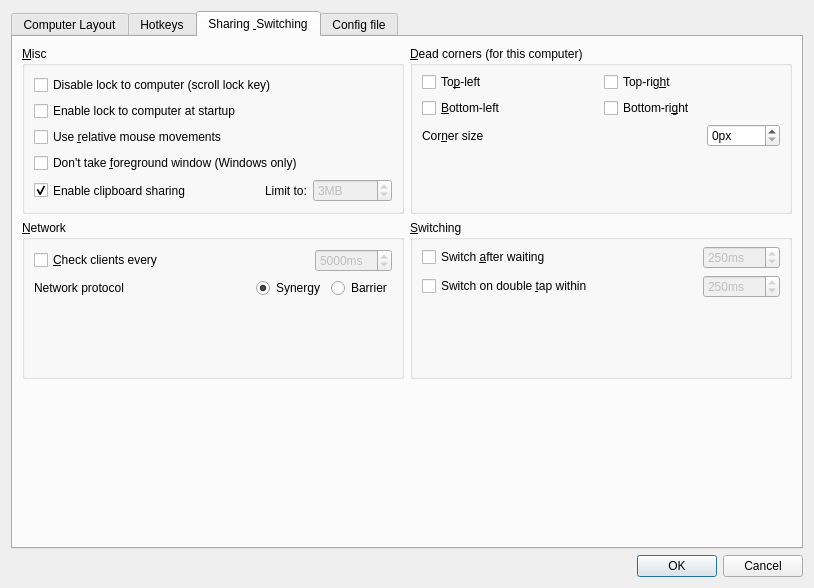
Qt form src/lib/gui/dialogs/ServerConfigDialog.ui (Tupig/TupigSynergy) before a commit.
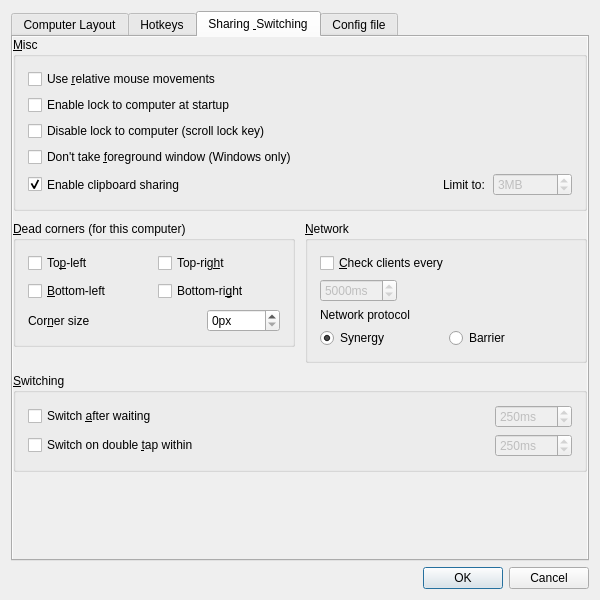
The same form after that commit. The open tabs and pages were chosen to show the change. Icons and pictures are not drawn. Custom widgets are drawn as their Qt base class.

```diff
--- a/src/lib/gui/dialogs/ServerConfigDialog.ui
+++ b/src/lib/gui/dialogs/ServerConfigDialog.ui
@@ -6,8 +6,8 @@
    <rect>
     <x>0</x>
     <y>0</y>
-    <width>814</width>
-    <height>588</height>
+    <width>600</width>
+    <height>600</height>
    </rect>
   </property>
   <property name="minimumSize">
@@ -307,116 +307,51 @@
       <attribute name="title">
        <string>Sharing &amp; Switching</string>
       </attribute>
-      <layout class="QGridLayout" name="m_pGridCorners">
-       <item row="0" column="1">
-        <widget class="QGroupBox" name="groupCorners">
-         <property name="font">
-          <font>
-           <kerning>true</kerning>
-          </font>
-         </property>
-         <property name="title">
-          <string>&amp;Dead corners (for this computer)</string>
-         </property>
-         <property name="checked">
-          <bool>false</bool>
-         </property>
-         <layout class="QVBoxLayout" name="verticalLayout_6">
+      <layout class="QVBoxLayout" name="advancedPageLayout">
+       <property name="leftMargin">
+        <number>0</number>
+       </property>
           <property name="topMargin">
-           <number>6</number>
-          </property>
-          <item>
-           <layout class="QGridLayout" name="m_pLayoutCorners">
-            <item row="1" column="0">
-             <widget class="QCheckBox" name="cbCornerBottomLeft">
-              <property name="text">
-               <string>&amp;Bottom-left</string>
-              </property>
-             </widget>
-            </item>
-            <item row="0" column="0">
-             <widget class="QCheckBox" name="cbCornerTopLeft">
-              <property name="text">
-               <string>To&amp;p-left</string>
-              </property>
-             </widget>
-            </item>
-            <item row="1" column="1">
-             <widget class="QCheckBox" name="cbCornerBottomRight">
-              <property name="text">
-               <string>Bottom-ri&amp;ght</string>
-              </property>
-             </widget>
-            </item>
-            <item row="0" column="1">
-             <widget class="QCheckBox" name="cbCornerTopRight">
-              <property name="text">
-               <string>Top-rig&amp;ht</string>
-              </property>
-             </widget>
-            </item>
-           </layout>
-          </item>
+        <number>0</number>
+       </property>
+       <property name="rightMargin">
+        <number>0</number>
+       </property>
+       <property name="bottomMargin">
+        <number>0</number>
+       </property>
+       <property name="spacing">
+        <number>8</number>
+       </property>
           <item>
-           <layout class="QHBoxLayout" name="m_pLayoutCornerSize">
-            <item>
-             <widget class="QLabel" name="label">
-              <property name="text">
-               <string>Cor&amp;ner size</string>
-              </property>
-              <property name="buddy">
-               <cstring>sbSwitchCornerSize</cstring>
-              </property>
-             </widget>
-            </item>
-            <item>
-             <spacer name="horizontalSpacer_7">
-              <property name="orientation">
-               <enum>Qt::Orientation::Horizontal</enum>
-              </property>
-              <property name="sizeHint" stdset="0">
-               <size>
-                <width>40</width>
-                <height>20</height>
-               </size>
-              </property>
-             </spacer>
-            </item>
-            <item>
-             <widget class="QSpinBox" name="sbSwitchCornerSize">
-              <property name="sizePolicy">
-               <sizepolicy hsizetype="Maximum" vsizetype="Fixed">
-                <horstretch>0</horstretch>
-                <verstretch>0</verstretch>
-               </sizepolicy>
-              </property>
-              <property name="suffix">
-               <string>px</string>
-              </property>
-              <property name="maximum">
-               <number>30000</number>
-              </property>
-             </widget>
-            </item>
-           </layout>
-          </item>
-          <item>
-           <spacer name="verticalSpacer_7">
-            <property name="orientation">
-             <enum>Qt::Orientation::Vertical</enum>
-            </property>
-            <property name="sizeHint" stdset="0">
-             <size>
-              <width>20</width>
-              <height>0</height>
-             </size>
-            </property>
-           </spacer>
-          </item>
-         </layout>
-        </widget>
-       </item>
-       <item row="0" column="0">
+        <widget class="QScrollArea" name="sharingScrollArea">
+         <property name="widgetResizable">
+          <bool>true</bool>
+         </property>
+         <property name="frameShape">
+          <enum>QFrame::Shape::NoFrame</enum>
+         </property>
+         <property name="horizontalScrollBarPolicy">
+          <enum>Qt::ScrollBarPolicy::ScrollBarAlwaysOff</enum>
+         </property>
+         <widget class="QWidget" name="sharingScrollContents">
+          <layout class="QGridLayout" name="m_pGridCorners" columnstretch="1,1" rowstretch="0,0,0,1">
+           <property name="leftMargin">
+            <number>0</number>
+           </property>
+           <property name="topMargin">
+            <number>0</number>
+           </property>
+           <property name="rightMargin">
+            <number>0</number>
+           </property>
+           <property name="bottomMargin">
+            <number>0</number>
+           </property>
+           <property name="spacing">
+            <number>10</number>
+           </property>
+           <item row="0" column="0" colspan="2">
         <widget class="QGroupBox" name="groupMisc">
          <property name="font">
           <font>
@@ -426,21 +361,28 @@
          <property name="title">
           <string>&amp;Misc</string>
          </property>
+             <property name="sizePolicy">
+              <sizepolicy hsizetype="Preferred" vsizetype="Maximum">
+               <horstretch>0</horstretch>
+               <verstretch>0</verstretch>
+              </sizepolicy>
+             </property>
          <layout class="QVBoxLayout" name="verticalLayout_4">
-          <item>
-           <widget class="QCheckBox" name="cbDisableLockToScreen">
-            <property name="text">
-             <string>Disable lock to computer (scroll lock key)</string>
-            </property>
-           </widget>
-          </item>
-          <item>
-           <widget class="QCheckBox" name="cbDefaultLockToScreenState">
-            <property name="text">
-             <string>Enable lock to computer at startup</string>
-            </property>
-           </widget>
-          </item>
+              <property name="leftMargin">
+               <number>12</number>
+              </property>
+              <property name="topMargin">
+               <number>12</number>
+              </property>
+              <property name="rightMargin">
+               <number>12</number>
+              </property>
+              <property name="bottomMargin">
+               <number>12</number>
+              </property>
+              <property name="spacing">
+               <number>6</number>
+              </property>
           <item>
            <widget class="QCheckBox" name="cbRelativeMouseMoves">
             <property name="enabled">
@@ -451,6 +393,20 @@
             </property>
            </widget>
           </item>
+              <item>
+               <widget class="QCheckBox" name="cbDefaultLockToScreenState">
+                <property name="text">
+                 <string>Enable lock to computer at startup</string>
+                </property>
+               </widget>
+              </item>
+              <item>
+               <widget class="QCheckBox" name="cbDisableLockToScreen">
+                <property name="text">
+                 <string>Disable lock to computer (scroll lock key)</string>
+                </property>
+               </widget>
+              </item>
           <item>
            <widget class="QCheckBox" name="cbWin32KeepForeground">
             <property name="enabled">
@@ -462,7 +418,22 @@
            </widget>
           </item>
           <item>
-           <layout class="QHBoxLayout" name="layoutClipboard">
+               <layout class="QHBoxLayout" name="layoutClipboard" stretch="1,0,0">
+                <property name="leftMargin">
+                 <number>0</number>
+                </property>
+                <property name="topMargin">
+                 <number>0</number>
+                </property>
+                <property name="rightMargin">
+                 <number>0</number>
+                </property>
+                <property name="bottomMargin">
+                 <number>0</number>
+                </property>
+                <property name="spacing">
+                 <number>8</number>
+                </property>
             <item>
              <widget class="QCheckBox" name="cbEnableClipboard">
               <property name="sizePolicy">
@@ -479,19 +450,6 @@
               </property>
              </widget>
             </item>
-            <item>
-             <spacer name="horizontalSpacer">
-              <property name="orientation">
-               <enum>Qt::Orientation::Horizontal</enum>
-              </property>
-              <property name="sizeHint" stdset="0">
-               <size>
-                <width>40</width>
-                <height>20</height>
-               </size>
-              </property>
-             </spacer>
-            </item>
             <item>
              <widget class="QLabel" name="label_7">
               <property name="text">
@@ -523,37 +481,167 @@
             </item>
            </layout>
           </item>
-          <item>
-           <spacer name="verticalSpacer_6">
-            <property name="orientation">
-             <enum>Qt::Orientation::Vertical</enum>
-            </property>
-            <property name="sizeHint" stdset="0">
-             <size>
-              <width>20</width>
-              <height>0</height>
-             </size>
-            </property>
-           </spacer>
-          </item>
-         </layout>
+             </layout>
+            </widget>
+           </item>
+           <item row="1" column="0" alignment="Qt::AlignTop">
+            <widget class="QGroupBox" name="groupCorners">
+             <property name="font">
+              <font>
+               <kerning>true</kerning>
+              </font>
+             </property>
+             <property name="title">
+              <string>&amp;Dead corners (for this computer)</string>
+             </property>
+             <property name="checked">
+              <bool>false</bool>
+             </property>
+             <property name="sizePolicy">
+              <sizepolicy hsizetype="Preferred" vsizetype="Maximum">
+               <horstretch>0</horstretch>
+               <verstretch>0</verstretch>
+              </sizepolicy>
+             </property>
+             <layout class="QVBoxLayout" name="verticalLayout_6">
+              <property name="leftMargin">
+               <number>12</number>
+              </property>
+              <property name="topMargin">
+               <number>12</number>
+              </property>
+              <property name="rightMargin">
+               <number>12</number>
+              </property>
+              <property name="bottomMargin">
+               <number>12</number>
+              </property>
+              <property name="spacing">
+               <number>8</number>
+              </property>
+              <item>
+               <layout class="QGridLayout" name="m_pLayoutCorners">
+                <property name="leftMargin">
+                 <number>0</number>
+                </property>
+                <property name="topMargin">
+                 <number>0</number>
+                </property>
+                <property name="rightMargin">
+                 <number>0</number>
+                </property>
+                <property name="bottomMargin">
+                 <number>0</number>
+                </property>
+                <property name="spacing">
+                 <number>8</number>
+                </property>
+                <item row="0" column="0">
+                 <widget class="QCheckBox" name="cbCornerTopLeft">
+                  <property name="text">
+                   <string>To&amp;p-left</string>
+                  </property>
+                 </widget>
+                </item>
+                <item row="0" column="1">
+                 <widget class="QCheckBox" name="cbCornerTopRight">
+                  <property name="text">
+                   <string>Top-rig&amp;ht</string>
+                  </property>
         </widget>
        </item>
        <item row="1" column="0">
+                 <widget class="QCheckBox" name="cbCornerBottomLeft">
+                  <property name="text">
+                   <string>&amp;Bottom-left</string>
+                  </property>
+                 </widget>
+                </item>
+                <item row="1" column="1">
+                 <widget class="QCheckBox" name="cbCornerBottomRight">
+                  <property name="text">
+                   <string>Bottom-ri&amp;ght</string>
+                  </property>
+                 </widget>
+                </item>
+               </layout>
+              </item>
+              <item>
+               <layout class="QHBoxLayout" name="m_pLayoutCornerSize" stretch="1,0">
+                <property name="leftMargin">
+                 <number>0</number>
+                </property>
+                <property name="topMargin">
+                 <number>0</number>
+                </property>
+                <property name="rightMargin">
+                 <number>0</number>
+                </property>
+                <property name="bottomMargin">
+                 <number>0</number>
+                </property>
+                <property name="spacing">
+                 <number>8</number>
+                </property>
+                <item>
+                 <widget class="QLabel" name="label">
+                  <property name="text">
+                   <string>Cor&amp;ner size</string>
+                  </property>
+                  <property name="buddy">
+                   <cstring>sbSwitchCornerSize</cstring>
+                  </property>
+                 </widget>
+                </item>
+                <item>
+                 <widget class="QSpinBox" name="sbSwitchCornerSize">
+                  <property name="sizePolicy">
+                   <sizepolicy hsizetype="Maximum" vsizetype="Fixed">
+                    <horstretch>0</horstretch>
+                    <verstretch>0</verstretch>
+                   </sizepolicy>
+                  </property>
+                  <property name="suffix">
+                   <string>px</string>
+                  </property>
+                  <property name="maximum">
+                   <number>30000</number>
+                  </property>
+                 </widget>
+                </item>
+               </layout>
+              </item>
+             </layout>
+            </widget>
+           </item>
+           <item row="1" column="1" alignment="Qt::AlignTop">
         <widget class="QGroupBox" name="groupNetwork">
          <property name="title">
           <string>&amp;Network</string>
          </property>
-         <layout class="QVBoxLayout" name="verticalLayout_5">
-          <item>
-           <layout class="QHBoxLayout" name="_4">
-            <property name="spacing">
-             <number>9</number>
-            </property>
+             <property name="sizePolicy">
+              <sizepolicy hsizetype="Preferred" vsizetype="Maximum">
+               <horstretch>0</horstretch>
+               <verstretch>0</verstretch>
+              </sizepolicy>
+             </property>
+             <layout class="QGridLayout" name="verticalLayout_5">
             <property name="leftMargin">
-             <number>0</number>
-            </property>
-            <item>
+               <number>12</number>
+              </property>
+              <property name="topMargin">
+               <number>12</number>
+              </property>
+              <property name="rightMargin">
+               <number>12</number>
+              </property>
+              <property name="bottomMargin">
+               <number>12</number>
+              </property>
+              <property name="spacing">
+               <number>6</number>
+              </property>
+              <item row="0" column="0" colspan="2">
              <widget class="QCheckBox" name="cbHeartbeat">
               <property name="enabled">
                <bool>true</bool>
@@ -566,20 +654,7 @@
               </property>
              </widget>
             </item>
-            <item>
-             <spacer name="spacerNetwork">
-              <property name="orientation">
-               <enum>Qt::Orientation::Horizontal</enum>
-              </property>
-              <property name="sizeHint" stdset="0">
-               <size>
-                <width>40</width>
-                <height>20</height>
-               </size>
-              </property>
-             </spacer>
-            </item>
-            <item>
+              <item row="1" column="0" colspan="2">
              <widget class="QSpinBox" name="sbHeartbeat">
               <property name="enabled">
                <bool>false</bool>
@@ -607,11 +682,7 @@
               </property>
              </widget>
             </item>
-           </layout>
-          </item>
-          <item>
-           <layout class="QHBoxLayout" name="horizontalLayout_5">
-            <item>
+              <item row="2" column="0" colspan="2">
              <widget class="QLabel" name="labelProtocol">
               <property name="whatsThis">
                <string>&lt;html&gt;&lt;head/&gt;&lt;body&gt;&lt;p&gt;Enables compatibility with programs that use either the Synergy or Barrier protocols:&lt;/p&gt;&lt;ul style=&quot;margin-top: 0px; margin-bottom: 0px; margin-left: 0px; margin-right: 0px; -qt-list-indent: 1;&quot;&gt;&lt;li style=&quot; margin-top:12px; margin-bottom:0px; margin-left:0px; margin-right:0px; -qt-block-indent:0; text-indent:0px;&quot;&gt;Synergy 3 uses the Synergy protocol.&lt;/li&gt;&lt;li style=&quot; margin-top:0px; margin-bottom:12px; margin-left:0px; margin-right:0px; -qt-block-indent:0; text-indent:0px;&quot;&gt;Barrier, Input-Leap and Synergy 1 uses the Barrier protocol.&lt;/li&gt;&lt;/ul&gt;&lt;p&gt;A %1 client will automatically use either the Synergy or Barrier protocol depending on the server protocol.&lt;/p&gt;&lt;/body&gt;&lt;/html&gt;</string>
@@ -621,20 +692,7 @@
               </property>
              </widget>
             </item>
-            <item>
-             <spacer name="horizontalSpacer_8">
-              <property name="orientation">
-               <enum>Qt::Orientation::Horizontal</enum>
-              </property>
-              <property name="sizeHint" stdset="0">
-               <size>
-                <width>40</width>
-                <height>20</height>
-               </size>
-              </property>
-             </spacer>
-            </item>
-            <item>
+              <item row="3" column="0">
              <widget class="QRadioButton" name="rbProtocolSynergy">
               <property name="text">
                <string notr="true">Synergy</string>
@@ -644,7 +702,7 @@
               </property>
              </widget>
             </item>
-            <item>
+              <item row="3" column="1">
              <widget class="QRadioButton" name="rbProtocolBarrier">
               <property name="text">
                <string notr="true">Barrier</string>
@@ -652,24 +710,9 @@
              </widget>
             </item>
            </layout>
-          </item>
-          <item>
-           <spacer name="verticalSpacer_3">
-            <property name="orientation">
-             <enum>Qt::Orientation::Vertical</enum>
-            </property>
-            <property name="sizeHint" stdset="0">
-             <size>
-              <width>20</width>
-              <height>0</height>
-             </size>
-            </property>
-           </spacer>
-          </item>
-         </layout>
-        </widget>
-       </item>
-       <item row="1" column="1">
+            </widget>
+           </item>
+           <item row="2" column="0" colspan="2">
         <widget class="QGroupBox" name="groupSwitch">
          <property name="font">
           <font>
@@ -679,19 +722,29 @@
          <property name="title">
           <string>&amp;Switching</string>
          </property>
-         <layout class="QVBoxLayout">
-          <property name="spacing">
-           <number>6</number>
+             <property name="sizePolicy">
+              <sizepolicy hsizetype="Preferred" vsizetype="Maximum">
+               <horstretch>0</horstretch>
+               <verstretch>0</verstretch>
+              </sizepolicy>
+             </property>
+             <layout class="QGridLayout" name="switchCardLayout" columnstretch="1,0">
+              <property name="leftMargin">
+               <number>12</number>
           </property>
           <property name="topMargin">
-           <number>6</number>
+               <number>12</number>
+              </property>
+              <property name="rightMargin">
+               <number>12</number>
           </property>
           <property name="bottomMargin">
+               <number>12</number>
+              </property>
+              <property name="spacing">
            <number>6</number>
           </property>
-          <item>
-           <layout class="QHBoxLayout" name="_5">
-            <item>
+              <item row="0" column="0">
              <widget class="QCheckBox" name="cbSwitchDelay">
               <property name="enabled">
                <bool>true</bool>
@@ -701,20 +754,7 @@
               </property>
              </widget>
             </item>
-            <item>
-             <spacer name="spacerSwitchWait">
-              <property name="orientation">
-               <enum>Qt::Orientation::Horizontal</enum>
-              </property>
-              <property name="sizeHint" stdset="0">
-               <size>
-                <width>40</width>
-                <height>20</height>
-               </size>
-              </property>
-             </spacer>
-            </item>
-            <item>
+              <item row="0" column="1">
              <widget class="QSpinBox" name="sbSwitchDelay">
               <property name="enabled">
                <bool>false</bool>
@@ -742,11 +782,7 @@
               </property>
              </widget>
             </item>
-           </layout>
-          </item>
-          <item>
-           <layout class="QHBoxLayout" name="_6">
-            <item>
+              <item row="1" column="0">
              <widget class="QCheckBox" name="cbSwitchDoubleTap">
               <property name="enabled">
                <bool>true</bool>
@@ -756,20 +792,7 @@
               </property>
              </widget>
             </item>
-            <item>
-             <spacer name="spacerDoubleTap">
-              <property name="orientation">
-               <enum>Qt::Orientation::Horizontal</enum>
-              </property>
-              <property name="sizeHint" stdset="0">
-               <size>
-                <width>40</width>
-                <height>20</height>
-               </size>
-              </property>
-             </spacer>
-            </item>
-            <item>
+              <item row="1" column="1">
              <widget class="QSpinBox" name="sbSwitchDoubleTap">
               <property name="enabled">
                <bool>false</bool>
@@ -798,35 +821,14 @@
              </widget>
             </item>
            </layout>
-          </item>
-          <item>
-           <spacer name="verticalSpacer_5">
-            <property name="orientation">
-             <enum>Qt::Orientation::Vertical</enum>
-            </property>
-            <property name="sizeHint" stdset="0">
-             <size>
-              <width>20</width>
-              <height>0</height>
-             </size>
-            </property>
-           </spacer>
+            </widget>
+           </item>
+           <item row="3" column="0" colspan="2">
+            <widget class="QWidget" name="sharingBottomStretch" />
           </item>
          </layout>
         </widget>
-       </item>
-       <item row="2" column="0">
-        <spacer name="verticalSpacer_2">
-         <property name="orientation">
-          <enum>Qt::Orientation::Vertical</enum>
-         </property>
-         <property name="sizeHint" stdset="0">
-          <size>
-           <width>20</width>
-           <height>40</height>
-          </size>
-         </property>
-        </spacer>
+        </widget>
        </item>
       </layout>
      </widget>
```
Left out of the diff: 458 changed lines with no effect on the pictures. Lines whose indentation alone changed are shown as unchanged.
